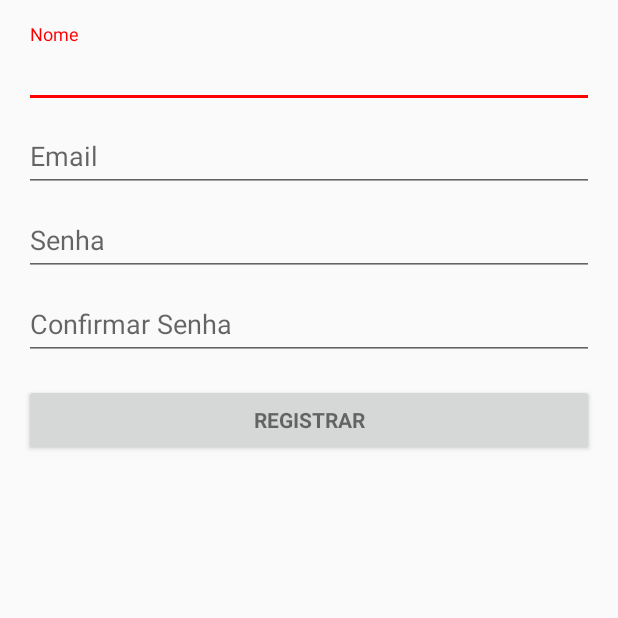
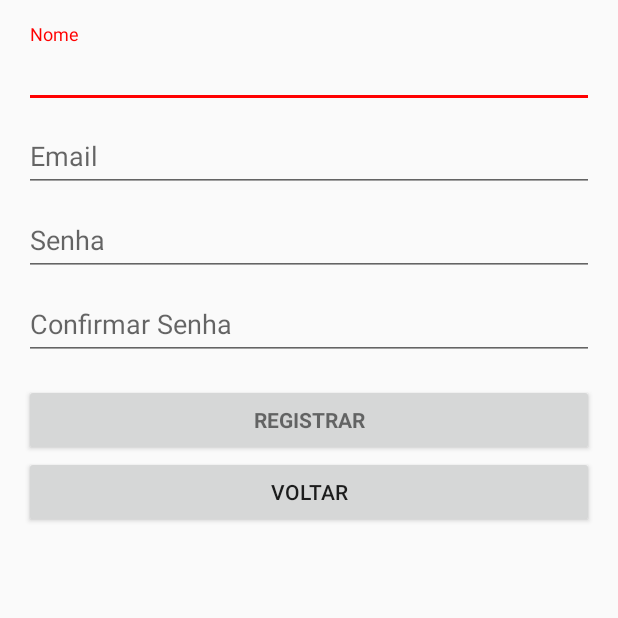
Before and after one commit to lucassklp/EasyStreets, an Android app: the CadastroActivity screen opened directly, with no data from a screen before it, on a phone screen of 412 x 824 dp, the top half of it. Run offline under Robolectric (Android 15) with nearby library versions, the phone set to English and light mode, and no system bars; our stand-ins replace Volley.

Commit message:
botão voltar
botão voltar

```diff
--- a/Mobile/EasyStreets/app/src/main/java/unicap/es/easystreets/CadastroActivity.java
+++ b/Mobile/EasyStreets/app/src/main/java/unicap/es/easystreets/CadastroActivity.java
@@ -28,6 +28,16 @@ public class CadastroActivity extends AppCompatActivity {
             @Override
             public void onClick(View view) {
                 registerUser();
+                Intent intent = new Intent(CadastroActivity.this, LoginActivity.class);
+                startActivity(intent);
+                finish();
+            }
+        });
+
+        Button v = (Button) findViewById(R.id.voltar_button);
+        v.setOnClickListener(new View.OnClickListener() {
+            @Override
+            public void onClick(View view) {
                 Intent intent = new Intent(CadastroActivity.this, LoginActivity.class);
                 startActivity(intent);
                 finish();
--- a/Mobile/EasyStreets/app/src/main/java/unicap/es/easystreets/MapsActivity.java
+++ b/Mobile/EasyStreets/app/src/main/java/unicap/es/easystreets/MapsActivity.java
@@ -131,6 +131,8 @@ public class MapsActivity extends AppCompatActivity implements OnMapReadyCallbac
         mMap = googleMap;
         mMap.setOnMapClickListener(this);
         mMap.setOnMarkerClickListener(this);
+        mMap.setMaxZoomPreference(20f);
+        //mMap.setMinZoomPreference(6.0f);
         mMap.getUiSettings().setZoomControlsEnabled(true);
 
 
@@ -139,6 +141,7 @@ public class MapsActivity extends AppCompatActivity implements OnMapReadyCallbac
             try {
                 mMap.setMyLocationEnabled(true);
                 mMap.getUiSettings().setMyLocationButtonEnabled(true);
+
             }catch(SecurityException ex){
                 Logger.getGlobal().warning(ex.getMessage());
             }
@@ -314,4 +317,7 @@ public class MapsActivity extends AppCompatActivity implements OnMapReadyCallbac
             mMap.setMapType(GoogleMap.MAP_TYPE_NORMAL);
         }
     }
+
+
+
 }
--- a/Mobile/EasyStreets/app/src/main/res/layout/activity_cadastro.xml
+++ b/Mobile/EasyStreets/app/src/main/res/layout/activity_cadastro.xml
@@ -100,14 +100,24 @@
             </android.support.design.widget.TextInputLayout>
 
             <Button
-                android:id="@+id/register_button"
-                style="?android:textAppearanceSmall"
+            android:id="@+id/register_button"
+            style="?android:textAppearanceSmall"
+            android:layout_width="match_parent"
+            android:layout_height="wrap_content"
+            android:layout_marginTop="16dp"
+            android:text="@string/action_resgiter"
+            android:textStyle="bold" />
+            <Button
+                android:id="@+id/voltar_button"
                 android:layout_width="match_parent"
                 android:layout_height="wrap_content"
-                android:layout_marginTop="16dp"
-                android:text="@string/action_resgiter"
-                android:textStyle="bold" />
+                android:text="@string/action_voltar" />
+
 
         </LinearLayout>
     </ScrollView>
+
+
+
+
 </LinearLayout>
--- a/Mobile/EasyStreets/app/src/main/res/values/strings.xml
+++ b/Mobile/EasyStreets/app/src/main/res/values/strings.xml
@@ -30,6 +30,7 @@
     <string name="prompt_confirm_password"> Confirmar Senha </string>
     <string name="action_sign_up"> Registrar </string>
     <string name="action_resgiter"> Registrar </string>
+    <string name="action_voltar"> Voltar </string>
     <string name="sign_up_button"> Registrar </string>
 
 
```
